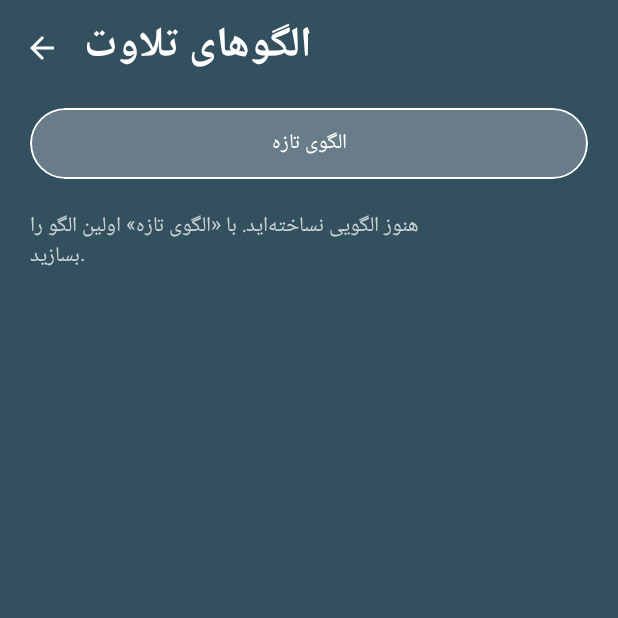
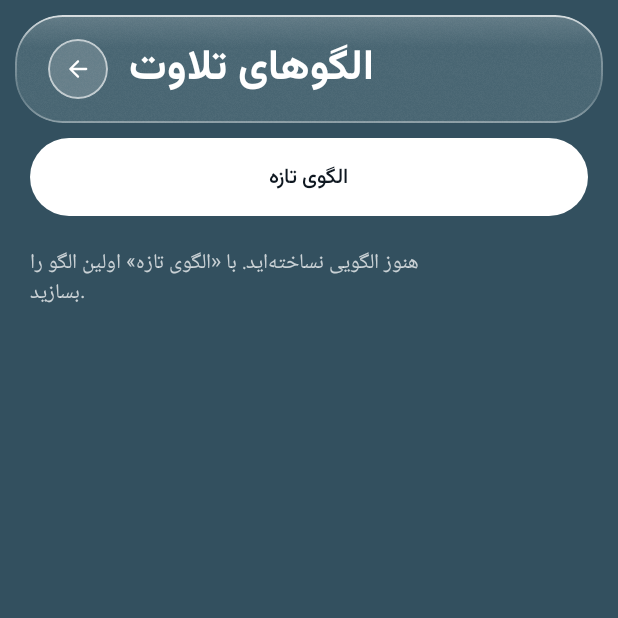
Before and after one commit to hemedani/hawra, an Android app built with Jetpack Compose: the composable PresetsScreen shown on its own in the app's theme, on a phone screen of 412 x 824 dp, the top half of it. Run offline under Robolectric (Android 15) with nearby library versions, the phone set to English and light mode, and no system bars; our stand-ins replace Dagger/Hilt's generated code, Room's generated code; libraries missing offline, so code that uses them is left out: androidx.hilt.lifecycle.

Commit message:
:sparkles: feat(android): give Presets the Pejvak chrome

```diff
--- a/mobile/android/app/src/main/kotlin/ir/hawraa/quran/ui/screens/presets/PresetsScreen.kt
+++ b/mobile/android/app/src/main/kotlin/ir/hawraa/quran/ui/screens/presets/PresetsScreen.kt
@@ -1,8 +1,5 @@
 package ir.hawraa.quran.ui.screens.presets
 
-import androidx.compose.foundation.BorderStroke
-import androidx.compose.foundation.background
-import androidx.compose.foundation.border
 import androidx.compose.foundation.clickable
 import androidx.compose.foundation.layout.Arrangement
 import androidx.compose.foundation.layout.Column
@@ -15,17 +12,9 @@ import androidx.compose.foundation.layout.padding
 import androidx.compose.foundation.rememberScrollState
 import androidx.compose.foundation.shape.RoundedCornerShape
 import androidx.compose.foundation.verticalScroll
-import androidx.compose.material.icons.Icons
-import androidx.compose.material.icons.automirrored.filled.ArrowBack
-import androidx.compose.material3.ExperimentalMaterial3Api
-import androidx.compose.material3.Icon
-import androidx.compose.material3.IconButton
 import androidx.compose.material3.LinearProgressIndicator
 import androidx.compose.material3.MaterialTheme
-import androidx.compose.material3.Scaffold
 import androidx.compose.material3.Text
-import androidx.compose.material3.TopAppBar
-import androidx.compose.material3.TopAppBarDefaults
 import androidx.compose.runtime.Composable
 import androidx.compose.runtime.getValue
 import androidx.compose.ui.Alignment
@@ -37,8 +26,6 @@ import androidx.compose.ui.platform.testTag
 import androidx.compose.ui.res.stringResource
 import androidx.compose.ui.semantics.contentDescription
 import androidx.compose.ui.semantics.semantics
-import androidx.compose.ui.text.style.TextAlign
-import androidx.compose.ui.unit.dp
 import androidx.hilt.lifecycle.viewmodel.compose.hiltViewModel
 import androidx.lifecycle.compose.collectAsStateWithLifecycle
 import ir.hawraa.quran.R
@@ -49,10 +36,18 @@ import ir.hawraa.quran.domain.preset.PresetStep
 import ir.hawraa.quran.domain.preset.PresetStepKind
 import ir.hawraa.quran.domain.quran.toPersianDigits
 import ir.hawraa.quran.ui.appLocale
-import ir.hawraa.quran.ui.components.GlassChip
+import ir.hawraa.quran.ui.components.BubbleButton
+import ir.hawraa.quran.ui.components.GlassHeader
 import ir.hawraa.quran.ui.components.GlassSurface
+import ir.hawraa.quran.ui.components.ICON_GLYPHS
+import ir.hawraa.quran.ui.components.LocalShellInsets
+import ir.hawraa.quran.ui.components.PrimaryButton
+import ir.hawraa.quran.ui.components.ScreenFrame
+import ir.hawraa.quran.ui.components.SkeletonRows
 import ir.hawraa.quran.ui.theme.LocalGlassColors
 import ir.hawraa.quran.ui.theme.LocalHawraaGeometry
+import ir.hawraa.quran.ui.theme.OceanCascade
+import ir.hawraa.quran.ui.theme.oceanEntrance
 import java.util.Locale
 
 /**
@@ -82,7 +77,6 @@ fun PresetsScreen(
 }
 
 /** Stateless body, so a screenshot test can render it without Hilt. */
-@OptIn(ExperimentalMaterial3Api::class)
 @Composable
 internal fun PresetsContent(
     state: PresetsUiState,
@@ -94,60 +88,71 @@ internal fun PresetsContent(
 ) {
     val geometry = LocalHawraaGeometry.current
     val glass = LocalGlassColors.current
+    val shellInsets = LocalShellInsets.current
     val persian = LocalConfiguration.current.appLocale().language == "fa"
 
-    Scaffold(
-        containerColor = Color.Transparent,
-        topBar = {
-            TopAppBar(
-                title = { Text(stringResource(R.string.presets_title)) },
-                colors = TopAppBarDefaults.topAppBarColors(containerColor = Color.Transparent),
-                navigationIcon = {
-                    IconButton(onClick = onBack) {
-                        Icon(
-                            imageVector = Icons.AutoMirrored.Filled.ArrowBack,
+    ScreenFrame(
+        header = { headerModifier ->
+            GlassHeader(
+                modifier = headerModifier,
+                title = stringResource(R.string.presets_title),
+                userTitle = true,
+                leading = {
+                    BubbleButton(
+                        icon = ICON_GLYPHS.getValue("back"),
                         contentDescription = stringResource(R.string.back),
+                        onClick = onBack,
+                        size = geometry.controls.md,
                     )
-                    }
                 },
             )
         },
-    ) { innerPadding ->
+    ) { topInset ->
+        OceanCascade {
             Column(
                 modifier = Modifier
                     .fillMaxSize()
-                .padding(innerPadding)
                     .verticalScroll(rememberScrollState())
                     .padding(
                         start = geometry.screenPadding,
                         end = geometry.screenPadding,
-                    top = geometry.spacing.sm,
-                    bottom = geometry.dock.dockInset,
+                        top = topInset,
+                        bottom = shellInsets.bottom,
                     ),
             ) {
-            PrimaryAction(
+                PrimaryButton(
                     label = stringResource(R.string.presets_new),
                     onClick = onNew,
-                modifier = Modifier.testTag("presets_new"),
+                    modifier = Modifier
+                        .testTag("presets_new")
+                        .oceanEntrance(0),
                 )
 
                 Spacer(Modifier.height(geometry.spacing.xl))
-            if (state.isEmpty) {
-                Text(
+                when {
+                    state.loading -> SkeletonRows(
+                        count = 3,
+                        modifier = Modifier.oceanEntrance(1),
+                    )
+
+                    state.isEmpty -> Text(
                         text = stringResource(R.string.presets_empty),
                         style = MaterialTheme.typography.bodyMedium,
                         color = glass.textSecondary,
+                        modifier = Modifier.oceanEntrance(1),
                     )
-            } else {
-                state.rows.forEach { row ->
+
+                    else -> state.rows.forEachIndexed { index, row ->
                         PresetCard(
                             row = row,
                             persian = persian,
                             onEdit = { onEdit(row.preset.clientId) },
                             onSetDefault = { onSetDefault(row.preset.clientId) },
                             onDelete = { onDelete(row.preset.clientId) },
+                            modifier = Modifier.oceanEntrance(index + 1),
                         )
                         Spacer(Modifier.height(geometry.spacing.md))
+                    }
                 }
             }
         }
@@ -161,6 +166,7 @@ private fun PresetCard(
     onEdit: () -> Unit,
     onSetDefault: () -> Unit,
     onDelete: () -> Unit,
+    modifier: Modifier = Modifier,
 ) {
     val geometry = LocalHawraaGeometry.current
     val glass = LocalGlassColors.current
@@ -168,9 +174,8 @@ private fun PresetCard(
     val coverage = row.coverage
 
     GlassSurface(
-        modifier = Modifier.fillMaxWidth().testTag("preset_card_${preset.clientId}"),
+        modifier = modifier.fillMaxWidth().testTag("preset_card_${preset.clientId}"),
         shape = RoundedCornerShape(geometry.radius.card),
-        rimLight = false,
     ) {
         Column(
             modifier = Modifier
@@ -328,26 +333,6 @@ private fun TextAction(label: String, tint: Color, onClick: () -> Unit) {
     )
 }
 
-@Composable
-private fun PrimaryAction(label: String, onClick: () -> Unit, modifier: Modifier = Modifier) {
-    val geometry = LocalHawraaGeometry.current
-    val glass = LocalGlassColors.current
-    val shape = RoundedCornerShape(geometry.radius.pill)
-    Text(
-        text = label,
-        style = MaterialTheme.typography.labelLarge,
-        color = glass.accent,
-        textAlign = TextAlign.Center,
-        modifier = modifier
-            .fillMaxWidth()
-            .clip(shape)
-            .background(glass.accentSoft)
-            .border(BorderStroke(1.dp, glass.accent), shape)
-            .clickable(onClick = onClick)
-            .padding(vertical = geometry.spacing.md),
-    )
-}
-
 /** One decimal below 1 %, whole numbers above — see [CoverageBlock]. */
 private fun percent(value: Double, persian: Boolean): String {
     val raw = if (value < 1.0) {
```
Also changed, not shown: 2 other files. Lines whose indentation alone changed are shown as unchanged.
